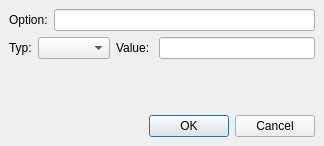
The window that src/optioneditor.ui (psi-im/psi) describes before a commit, drawn with Qt 5.
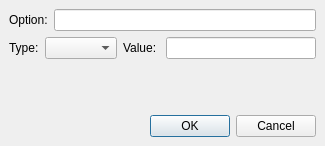
The same window after the commit.

```diff
--- a/src/optioneditor.ui
+++ b/src/optioneditor.ui
@@ -50,7 +50,7 @@
      <item>
       <widget class="QLabel" name="label_2" >
        <property name="text" >
-        <string>Typ:</string>
+        <string>Type:</string>
        </property>
        <property name="buddy" >
         <cstring>le_value</cstring>
```
